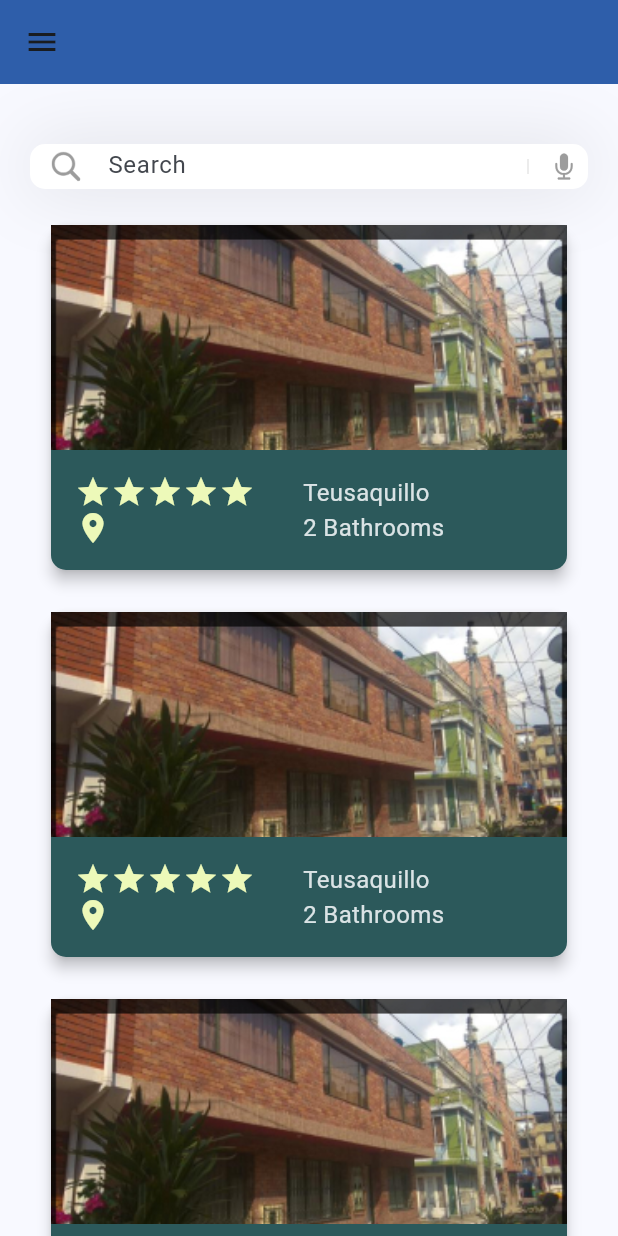
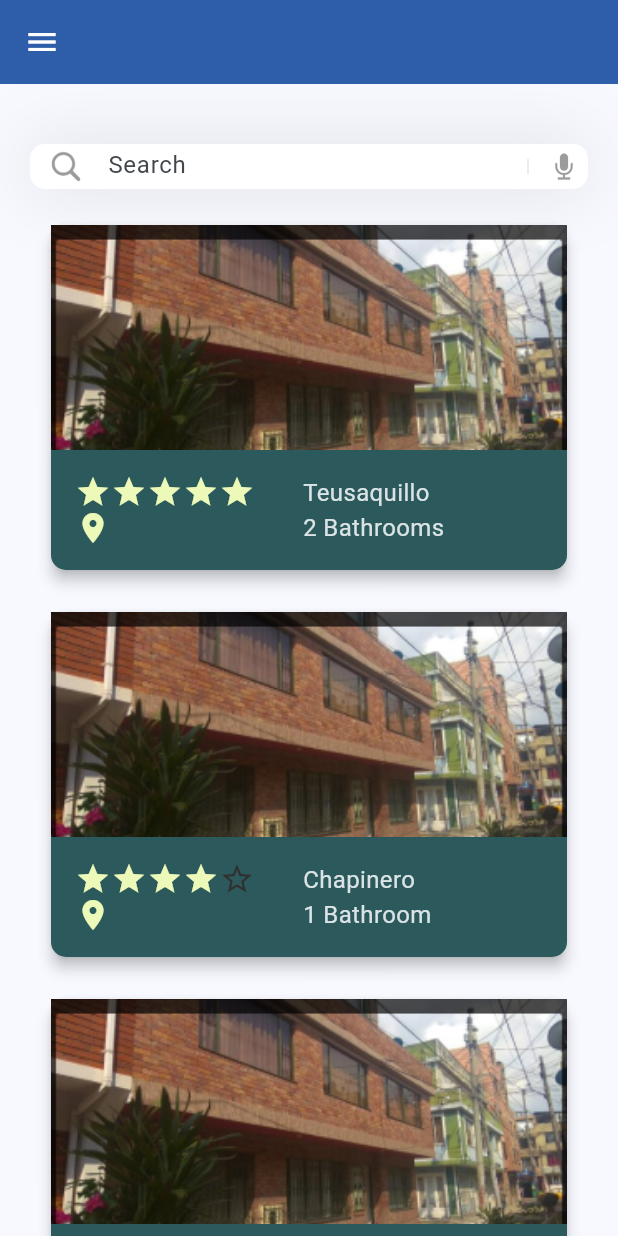
Before and after one commit to 2jc26/Flutter_App, a Flutter app: the AppartmentList screen opened directly with empty values, on a phone screen of 412 x 824 dp. Run offline on Flutter 3.47's test engine with Material 2 defaults, Android fonts, the phone set to English and light mode, and no system bars; our stand-ins replace flutter_svg; network calls fail.

```diff
--- /dev/null
+++ b/lib/models/appartment_model.dart
@@ -0,0 +1,36 @@
+class AppartmentModel {
+  String path;
+  int stars;
+  String text;
+
+  AppartmentModel({
+    required this.path,
+    required this.stars,
+    required this.text,
+  });
+
+  static List<AppartmentModel> getAppartments() {
+    return [
+      AppartmentModel(
+        path: 'assets/images/house1.jpg',
+        stars: 5,
+        text: 'Teusaquillo\n2 Bathrooms',
+      ),
+      AppartmentModel(
+        path: 'assets/images/house1.jpg',
+        stars: 4,
+        text: 'Chapinero\n1 Bathroom',
+      ),
+      AppartmentModel(
+        path: 'assets/images/house1.jpg',
+        stars: 3,
+        text: 'Chapinero\n1 Bathroom',
+      ),
+      AppartmentModel(
+        path: 'assets/images/house1.jpg',
+        stars: 2,
+        text: 'Teusaquillo\n2 Bathrooms',
+      ),
+    ];
+  }
+}
--- a/lib/screens/appartment_list.dart
+++ b/lib/screens/appartment_list.dart
@@ -1,9 +1,11 @@
 import 'package:flutter/material.dart';
-import 'package:flutter_svg/flutter_svg.dart';
+import 'package:giusseppe_flut/widgets/search_field.dart';
+import '../models/appartment_model.dart';
+import '../widgets/card.dart';
 import '../drawer.dart';
 
 class AppartmentList extends StatefulWidget {
-  const AppartmentList({super.key, required this.title});
+  AppartmentList({super.key, required this.title});
 
   final String title;
 
@@ -12,169 +14,50 @@ class AppartmentList extends StatefulWidget {
 }
 
 class _AppartmentListState extends State<AppartmentList> {
+  List<AppartmentModel> appartments = [];
+
+  void _getAppartments() {
+    appartments = AppartmentModel.getAppartments();
+  }
+
   @override
   Widget build(BuildContext context) {
+    _getAppartments();
     return Scaffold(
       appBar: AppBar(
-        backgroundColor: Color(0xFF2E5EAA),
+        backgroundColor: const Color(0xFF2E5EAA),
         title: Text(
           widget.title,
-          textAlign: TextAlign.center,
+          style: const TextStyle(
+            color: Colors.white,
+            fontSize: 20,
+            fontWeight: FontWeight.bold,
+          ),
         ),
+        iconTheme: const IconThemeData(
+          color: Colors.white,
+        ),
+        centerTitle: true,
       ),
       drawer: const CustomDrawer(),
-      body: const SingleChildScrollView(
-        child: Column(
-          children: [
-            _SearchField(),
-            _Card(),
-            _Card(),
-            _Card(),
-            _Card()
-          ]
-        ),
+      body: Column(
+        children: [
+          const SearchField(),
+          // Wrap the ListView.builder with an Expanded widget
+          Expanded(
+            child: ListView.builder(
+              itemCount: appartments.length,
+              itemBuilder: ((context, index) {
+                return InformationCard(
+                  path: appartments[index].path,
+                  stars: appartments[index].stars,
+                  text: appartments[index].text,
+                );
+              }),
+            ),
+          ),
+        ],
       ),
     );
   }
 }
-
-class _Card extends StatelessWidget {
-  const _Card({
-    super.key,
-  });
-
-  @override
-  Widget build(BuildContext context) {
-    return Padding(
-      padding: const EdgeInsets.only(top: 20, left: 30, right: 30),
-      child: Card(
-        color: const Color(0xFF2C595B),
-        elevation: 4,
-        shape: RoundedRectangleBorder(
-          borderRadius: BorderRadius.circular(10),
-        ),
-        child: Column(
-          children: [
-            Image.asset(
-              'assets/images/house1.jpg',
-              width: double.infinity,
-              height: 150,
-              fit: BoxFit.cover,
-            ),
-            Row(
-              children: [
-                // Left side with star icons and location icon
-                Container(
-                  padding: EdgeInsets.all(16),
-                  child: Column(
-                    crossAxisAlignment: CrossAxisAlignment.start,
-                    children: [
-                      Row(
-                        children: List.generate(5, (index) {
-                          return const Icon(
-                            Icons.star,
-                            color: Color(0xFFEDF9B9),
-                            size: 24,
-                          );
-                        }),
-                      ),
-                      const Icon(
-                        Icons.location_on,
-                        color: Color(0xFFEDF9B9),
-                        size: 24,
-                      ),
-                    ],
-                  ),
-                ),
-                // Right side with text
-                const Expanded(
-                  child: Padding(
-                    padding: EdgeInsets.all(16),
-                    child: Column(
-                      crossAxisAlignment: CrossAxisAlignment.start,
-                      children: [
-                        Text(
-                          'Teusaquillo\n2 Bathrooms',
-                          style: TextStyle(
-                              fontSize: 16, color: Color(0xFFDAE3E5)),
-                        ),
-                      ],
-                    ),
-                  ),
-                ),
-              ],
-            ),
-          ],
-        ),
-      ),
-    );
-  }
-}
-
-class _SearchField extends StatelessWidget {
-  const _SearchField({
-    super.key,
-  });
-
-  @override
-  Widget build(BuildContext context) {
-    return Container(
-      height: 30,
-      margin: EdgeInsets.only(top: 40, left: 20, right: 20),
-      decoration: BoxDecoration(boxShadow: [
-        BoxShadow(
-          color: Color.fromARGB(255, 0, 0, 0).withOpacity(0.11),
-          blurRadius: 40,
-          spreadRadius: 0.0,
-        )
-      ]),
-      child: TextField(
-        decoration: InputDecoration(
-            filled: true,
-            fillColor: Colors.white,
-            contentPadding: EdgeInsets.all(5),
-            hintText: 'Search',
-            prefixIcon: Padding(
-              padding: const EdgeInsets.all(5),
-              child: SvgPicture.asset(
-                'assets/icons/magnifying-glass.svg',
-                width: 20,
-                height: 20,
-                colorFilter: ColorFilter.mode(
-                    Color.fromARGB(255, 156, 156, 156), BlendMode.srcIn),
-              ),
-            ),
-            suffixIcon: Container(
-              width: 100,
-              child: IntrinsicHeight(
-                child: Row(
-                  mainAxisAlignment: MainAxisAlignment.end,
-                  children: [
-                    const VerticalDivider(
-                      color: Colors.black,
-                      indent: 10,
-                      endIndent: 10,
-                      thickness: 0.1,
-                    ),
-                    Padding(
-                      padding: const EdgeInsets.all(6),
-                      child: SvgPicture.asset(
-                        'assets/icons/microphone.svg',
-                        width: 20,
-                        height: 20,
-                        colorFilter: ColorFilter.mode(
-                            Color.fromARGB(255, 156, 156, 156),
-                            BlendMode.srcIn),
-                      ),
-                    ),
-                  ],
-                ),
-              ),
-            ),
-            border: OutlineInputBorder(
-                borderRadius: BorderRadius.circular(10),
-                borderSide: BorderSide.none)),
-      ),
-    );
-  }
-}
--- /dev/null
+++ b/lib/widgets/card.dart
@@ -0,0 +1,85 @@
+import 'package:flutter/material.dart';
+
+class InformationCard extends StatelessWidget {
+  const InformationCard({super.key, required this.path, required this.stars, required this.text});
+
+  final String path;
+  final int stars;
+  final String text;
+
+  @override
+  Widget build(BuildContext context) {
+    return Padding(
+      padding: const EdgeInsets.only(top: 20, left: 30, right: 30),
+      child: Card(
+        color: const Color(0xFF2C595B),
+        elevation: 4,
+        shape: RoundedRectangleBorder(
+          borderRadius: BorderRadius.circular(10),
+        ),
+        child: Column(
+          children: [
+            Image.asset(
+              path,
+              width: double.infinity,
+              height: 150,
+              fit: BoxFit.cover,
+            ),
+            Row(
+              children: [
+                // Left side with star icons and location icon
+                Container(
+                  padding: EdgeInsets.all(16),
+                  child: Column(
+                    crossAxisAlignment: CrossAxisAlignment.start,
+                    children: [
+                      Row(
+                        children: List.generate(5, (index) {
+                          if (index >= stars) {
+                            return const Icon(
+                              Icons.star_border,
+                              color: Color.fromARGB(255, 48, 48, 48),
+                              size: 24,
+                            );
+                          }
+                          else {
+                            return const Icon(
+                              Icons.star,
+                              color: Color(0xFFEDF9B9),
+                              size: 24,
+                            );
+                          }
+                        }),
+                      ),
+                      const Icon(
+                        Icons.location_on,
+                        color: Color(0xFFEDF9B9),
+                        size: 24,
+                      ),
+                    ],
+                  ),
+                ),
+                // Right side with text
+                Expanded(
+                  child: Padding(
+                    padding: EdgeInsets.all(16),
+                    child: Column(
+                      crossAxisAlignment: CrossAxisAlignment.start,
+                      children: [
+                        Text(
+                          text,
+                          style: const TextStyle(
+                              fontSize: 16, color: Color(0xFFDAE3E5)),
+                        ),
+                      ],
+                    ),
+                  ),
+                ),
+              ],
+            ),
+          ],
+        ),
+      ),
+    );
+  }
+}
--- /dev/null
+++ b/lib/widgets/search_field.dart
@@ -0,0 +1,68 @@
+import 'package:flutter/material.dart';
+import 'package:flutter_svg/flutter_svg.dart';
+
+class SearchField extends StatelessWidget {
+  const SearchField({super.key});
+
+  @override
+  Widget build(BuildContext context) {
+    return Container(
+      height: 30,
+      margin: const EdgeInsets.only(top: 40, left: 20, right: 20),
+      decoration: BoxDecoration(boxShadow: [
+        BoxShadow(
+          color: const Color.fromARGB(255, 0, 0, 0).withOpacity(0.11),
+          blurRadius: 40,
+          spreadRadius: 0.0,
+        )
+      ]),
+      child: TextField(
+        decoration: InputDecoration(
+            filled: true,
+            fillColor: Colors.white,
+            contentPadding: const EdgeInsets.all(5),
+            hintText: 'Search',
+            prefixIcon: Padding(
+              padding: const EdgeInsets.all(5),
+              child: SvgPicture.asset(
+                'assets/icons/magnifying-glass.svg',
+                width: 20,
+                height: 20,
+                colorFilter: const ColorFilter.mode(
+                    Color.fromARGB(255, 156, 156, 156), BlendMode.srcIn),
+              ),
+            ),
+            suffixIcon: Container(
+              width: 100,
+              child: IntrinsicHeight(
+                child: Row(
+                  mainAxisAlignment: MainAxisAlignment.end,
+                  children: [
+                    const VerticalDivider(
+                      color: Colors.black,
+                      indent: 10,
+                      endIndent: 10,
+                      thickness: 0.1,
+                    ),
+                    Padding(
+                      padding: const EdgeInsets.all(6),
+                      child: SvgPicture.asset(
+                        'assets/icons/microphone.svg',
+                        width: 20,
+                        height: 20,
+                        colorFilter: const ColorFilter.mode(
+                            Color.fromARGB(255, 156, 156, 156),
+                            BlendMode.srcIn),
+                      ),
+                    ),
+                  ],
+                ),
+              ),
+            ),
+            border: OutlineInputBorder(
+                borderRadius: BorderRadius.circular(10),
+                borderSide: BorderSide.none)),
+      ),
+    );
+  }
+}
```
